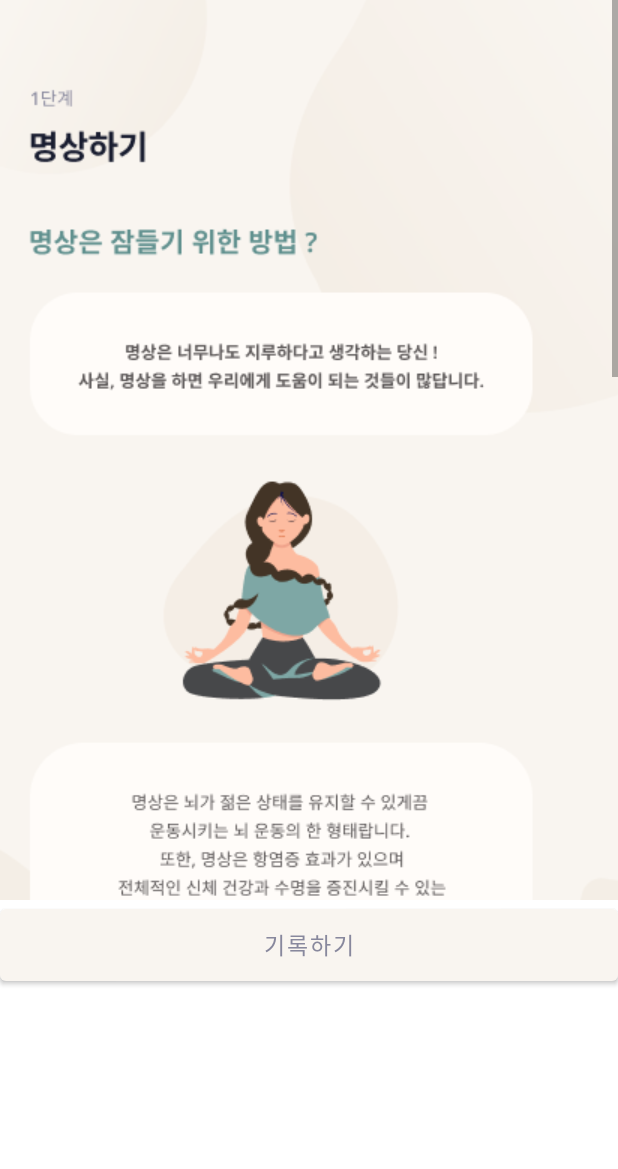
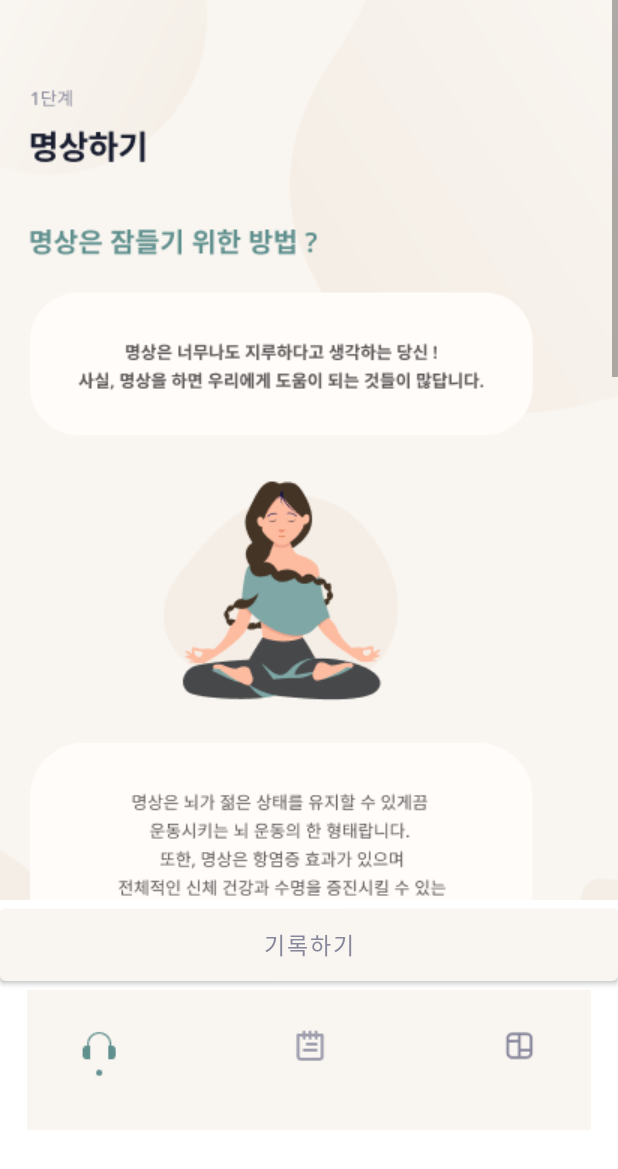
Before and after one commit to ChaeheeKang-GitHub/WUDC, an Android app: the Solution1 screen opened directly, with no data from a screen before it, on a phone screen of 412 x 824 dp. Shown: the top 1169 px of the screen. Run offline under Robolectric (Android 15) with nearby library versions, the phone set to English and light mode, and no system bars.

Commit message:
유진 위젯

```diff
--- a/app/src/main/java/com/example/wudc/Solution1.java
+++ b/app/src/main/java/com/example/wudc/Solution1.java
@@ -24,6 +24,32 @@ public class Solution1 extends AppCompatActivity {
         scrollView = (ScrollView) findViewById(R.id.scrollView);
         imageView = (ImageView) findViewById(R.id.imageView);
         scrollView.setHorizontalScrollBarEnabled(true);
+        ImageView nav_mediation, nav_record, nav_closer;
+
+        nav_mediation = (ImageView) findViewById(R.id.nav_mediation);
+        nav_record = (ImageView) findViewById(R.id.nav_record);
+        nav_closer = (ImageView) findViewById(R.id.nav_closer) ;
+
+        nav_mediation.setOnClickListener(new View.OnClickListener() {
+            @Override
+            public void onClick(View view) {
+                Intent intent = new Intent(getApplicationContext(), MediationActivity.class);
+                startActivity(intent);
+            }
+        });
+        nav_record.setOnClickListener(new View.OnClickListener() {
+            @Override
+            public void onClick(View view) {
+//                    //기록하기 액티비티와 연결해주세요
+                Intent intent = new Intent(getApplicationContext(), RecListViewActivity.class);
+                startActivity(intent);
+            }
+        });
+        nav_closer.setOnClickListener(new View.OnClickListener() {
+            @Override
+            public void onClick(View view) {
+            }
+        });
 
         Resources res = getResources();
         bitmap = (BitmapDrawable) res.getDrawable(R.drawable.solution1);
--- a/app/src/main/res/layout/activity_solution1.xml
+++ b/app/src/main/res/layout/activity_solution1.xml
@@ -36,6 +36,28 @@
         android:text="기록하기"
         android:textColor="@color/gray"
         android:textSize="15sp" />
+
+    <LinearLayout
+        android:layout_width="match_parent"
+        android:layout_height="wrap_content"
+        android:gravity="center_horizontal">
+
+        <ImageView
+            android:id="@+id/nav_mediation"
+            android:layout_width="wrap_content"
+            android:layout_height="93dp"
+            android:src="@drawable/nav_mediation_active" />
+        <ImageView
+            android:id="@+id/nav_record"
+            android:layout_width="wrap_content"
+            android:layout_height="93dp"
+            android:src="@drawable/nav_record_deactive" />
+        <ImageView
+            android:id="@+id/nav_closer"
+            android:layout_width="wrap_content"
+            android:layout_height="93dp"
+            android:src="@drawable/nav_closer_active" />
+    </LinearLayout>
 </LinearLayout>
 
 
```
